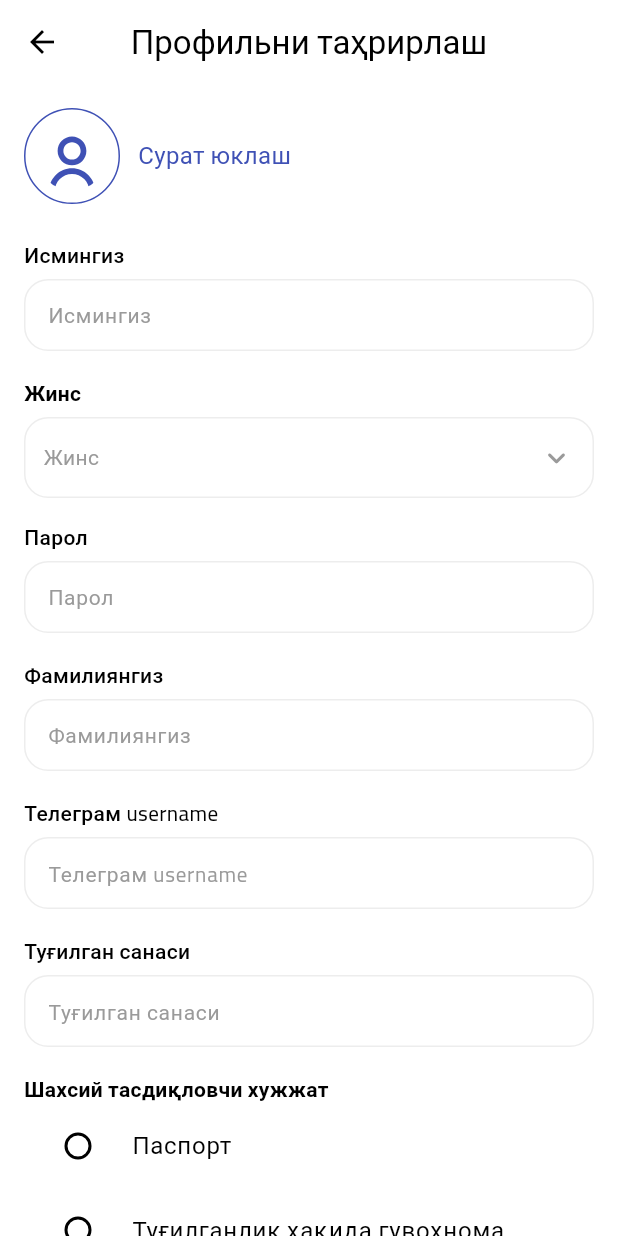
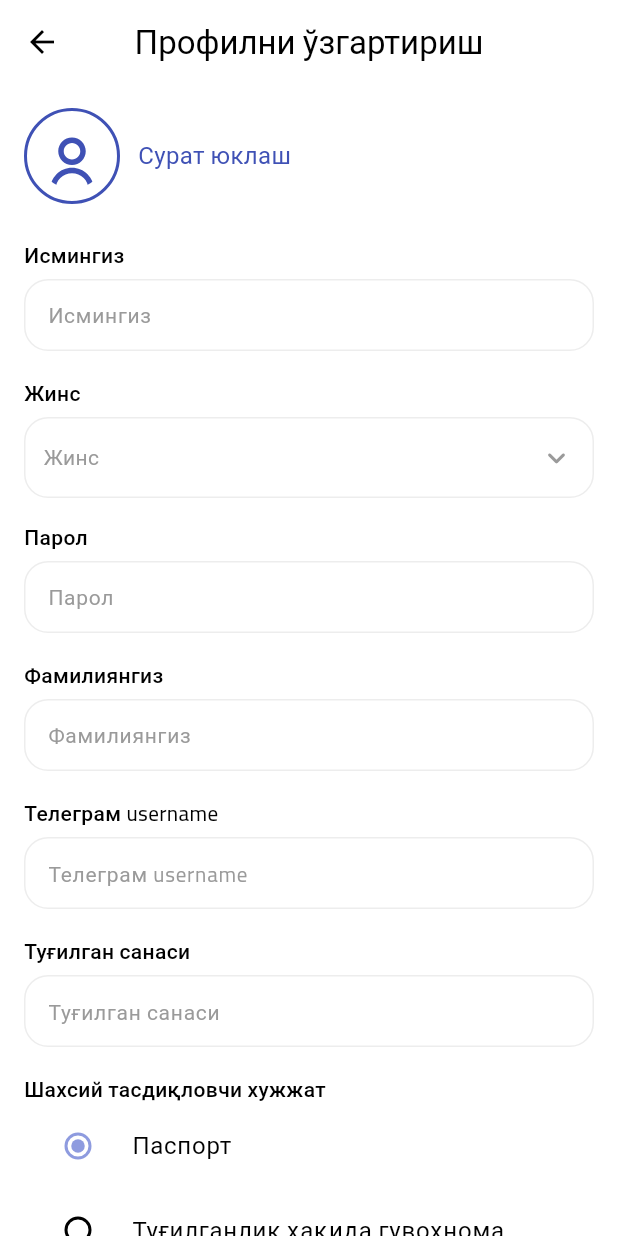
Before and after one commit to Shohjaxon-098/kutubxona_sifat, a Flutter app: the EditProfileScreen screen opened by its route, on a phone screen of 412 x 824 dp. Run offline on Flutter 3.47's test engine with Material 3 defaults, Android fonts, the phone set to English and light mode, and no system bars; our stand-ins replace bloc, cached_network_image, connectivity_plus, dartz, dio, equatable and 12 more; accounts and stored records are empty; project files that could hold a hidden picture were left out.

Commit message:
feat: Refactor profile editing functionality
- Changed platform from android to web in .metadata
- Updated dependency injection in di.dart to include edit profile related classes
- Modified UploadImageBloc to handle additional image type parameter
- Enhanced UploadImageEvent and UploadImageState to accommodate new type parameter
- Removed outdated update_profile_remote_datasource and related files
- Introduced new edit_profile_remote_datasource and edit_profile_model for profile updates
- Implemented ProfileRepositoryImpl to handle profile updates
- Created UpdateProfileUseCase for encapsulating update logic
- Developed ProfileBloc to manage profile update events and states
- Added EditProfileEvent and EditProfileState for event/state management in profile editing
- Refactored EditProfileScreen to utilize new state management and data models
- Updated ProfileImagePicker widget to accept image file and onTap callback
- Adjusted CustomDropdown widget style for consistency

```diff
--- a/lib/features/auth/presentation/logic/upload_image/upload_image_bloc.dart
+++ b/lib/features/auth/presentation/logic/upload_image/upload_image_bloc.dart
@@ -27,7 +27,7 @@ class UploadImageBloc extends Bloc<UploadImageEvent, UploadImageState> {
 
     result.fold(
       (failure) => emit(UploadImageFailure(_mapFailureToMessage(failure))),
-      (response) => emit(UploadImageSuccess(response.id, event.isFront)),
+      (response) => emit(UploadImageSuccess(response.id, event.isFront, event.type)),
     );
   }
 
--- a/lib/features/auth/presentation/logic/upload_image/upload_image_event.dart
+++ b/lib/features/auth/presentation/logic/upload_image/upload_image_event.dart
@@ -10,8 +10,9 @@ abstract class UploadImageEvent extends Equatable {
 class StartUploadImage extends UploadImageEvent {
   final File file;
   final bool isFront;
+  final String? type;
 
-  const StartUploadImage(this.file, {required this.isFront});
+  const StartUploadImage(this.file, {required this.isFront,this.type} );
 
   @override
   List<Object> get props => [file, isFront];
--- a/lib/features/auth/presentation/logic/upload_image/upload_image_state.dart
+++ b/lib/features/auth/presentation/logic/upload_image/upload_image_state.dart
@@ -14,8 +14,9 @@ class UploadImageLoading extends UploadImageState {}
 class UploadImageSuccess extends UploadImageState {
   final int id;
   final bool isFront;
+  final String? type;
 
-  const UploadImageSuccess(this.id, this.isFront);
+  const UploadImageSuccess(this.id, this.isFront,this.type);
 
   @override
   List<Object> get props => [id, isFront];
--- a/lib/features/profile/data/model/update_profile_model.dart
+++ b/lib/features/profile/data/model/edit_profile_model.dart
@@ -13,6 +13,9 @@ class UpdateProfileModel extends EditProfileEntity {
     int? documentFile2,
     int? photo,
     String? verificationType,
+    String? documentFile1Path,
+    String? documentFile2Path,
+    String? photoPath,
   }) : super(
          firstName: firstName,
          lastName: lastName,
@@ -25,6 +28,9 @@ class UpdateProfileModel extends EditProfileEntity {
          documentFile2: documentFile2,
          photo: photo,
          verificationType: verificationType,
+         documentFile1Path: documentFile1Path,
+         documentFile2Path: documentFile2Path,
+         photoPath: photoPath,
        );
 
   Map<String, dynamic> toJson() {
@@ -40,6 +46,9 @@ class UpdateProfileModel extends EditProfileEntity {
       'document_file2': documentFile2,
       'photo': photo,
       'verification_type': verificationType,
+      'document_file1_path': documentFile1Path,
+      'document_file2_path': documentFile2Path,
+      'photo_path': photoPath,
     };
   }
 }
--- a/lib/features/profile/data/repositories/user_profile_repository_impl.dart
+++ b/lib/features/profile/data/repositories/user_profile_repository_impl.dart
@@ -1,6 +1,6 @@
-import 'package:kutubxona/features/profile/data/datasources/update_profile_remote_datasource.dart';
+import 'package:kutubxona/features/profile/data/datasources/edit_profile_remote_datasource.dart';
 import 'package:kutubxona/features/profile/data/datasources/user_profile_remote_data_source.dart';
-import 'package:kutubxona/features/profile/data/model/update_profile_model.dart';
+import 'package:kutubxona/features/profile/data/model/edit_profile_model.dart';
 import 'package:kutubxona/features/profile/domain/entities/user_entity.dart';
 import 'package:kutubxona/features/profile/domain/repositories/edit_profile_repository.dart';
 import 'package:kutubxona/features/profile/domain/repositories/user_profile_repository.dart';
--- a/lib/features/profile/domain/repositories/edit_profile_repository.dart
+++ b/lib/features/profile/domain/repositories/edit_profile_repository.dart
@@ -1,5 +1,5 @@
 import 'package:kutubxona/features/profile/domain/entities/edit_profile_entity.dart';
 
 abstract class ProfileRepository {
-  Future<void> updateProfile(String libraryId, EditProfileEntity entity);
+  Future<void> updateProfile( EditProfileEntity entity);
 }
--- a/lib/features/profile/domain/usecases/update_profile_usecase.dart
+++ b/lib/features/profile/domain/usecases/edit_profile_usecase.dart
@@ -6,7 +6,7 @@ class UpdateProfileUseCase {
 
   UpdateProfileUseCase(this.repository);
 
-  Future<void> call(String libraryId, EditProfileEntity entity) {
-    return repository.updateProfile(libraryId, entity);
+  Future<void> call( EditProfileEntity entity) {
+    return repository.updateProfile( entity);
   }
 }
--- a/lib/features/profile/presentation/logic/bloc/profile_event.dart
+++ b/lib/features/profile/presentation/logic/bloc/edit_profile_event.dart
@@ -3,8 +3,7 @@ import 'package:kutubxona/features/profile/domain/entities/edit_profile_entity.d
 abstract class ProfileEvent {}
 
 class UpdateProfileEvent extends ProfileEvent {
-  final String libraryId;
   final EditProfileEntity entity;
 
-  UpdateProfileEvent(this.libraryId, this.entity);
+  UpdateProfileEvent( this.entity);
 }
--- a/lib/features/profile/presentation/screens/edit_profile/edit_profile_screen.dart
+++ b/lib/features/profile/presentation/screens/edit_profile/edit_profile_screen.dart
@@ -1,10 +1,16 @@
+import 'dart:io';
+
+import 'package:flutter/material.dart';
+import 'package:image_picker/image_picker.dart';
 import 'package:kutubxona/export.dart';
 import 'package:kutubxona/features/auth/presentation/screens/register_step2/widgets/birth_date_picker_field.dart';
 import 'package:kutubxona/features/auth/presentation/screens/register_step2/widgets/document_image_picker.dart';
 import 'package:kutubxona/features/auth/presentation/screens/register_step2/widgets/document_type_selector.dart';
 import 'package:kutubxona/features/auth/presentation/screens/register_step2/widgets/gender_dropdown.dart';
 import 'package:kutubxona/features/auth/presentation/screens/register_step2/widgets/text_input_widget.dart';
-import 'package:kutubxona/features/profile/presentation/screens/edit_profile/controller/edit_profile_controller.dart';
+import 'package:kutubxona/features/profile/data/model/edit_profile_model.dart';
+import 'package:kutubxona/features/profile/presentation/logic/bloc/edit_profile_bloc.dart';
+import 'package:kutubxona/features/profile/presentation/logic/bloc/edit_profile_event.dart';
 import 'package:kutubxona/features/profile/presentation/screens/edit_profile/widgets/profile_image_picker.dart';
 
 class EditProfileScreen extends StatefulWidget {
@@ -16,27 +22,119 @@ class EditProfileScreen extends StatefulWidget {
 
 class _EditProfileScreenState extends State<EditProfileScreen> {
   final _formKey = GlobalKey<FormState>();
-  late EditProfileController controller;
 
-  @override
-  void initState() {
-    super.initState();
-    controller = EditProfileController(context: context);
-  }
+  final nameController = TextEditingController();
+  final surnameController = TextEditingController();
+  final passwordController = TextEditingController();
+  final telegramController = TextEditingController();
+  final birthDateController = TextEditingController();
+  final passportInfoController = TextEditingController();
+
+  String? selectedGender;
+  String verificationType = 'passport';
+
+  File? photoFile;
+  File? docFront;
+  File? docBack;
+
+  int? photoId;
+  int? docFrontId;
+  int? docBackId;
+
+  String? apiErrorMessage;
 
   @override
   void dispose() {
-    controller.disposeController();
-    controller.dispose();
+    nameController.dispose();
+    surnameController.dispose();
+    passwordController.dispose();
+    telegramController.dispose();
+    birthDateController.dispose();
+    passportInfoController.dispose();
     super.dispose();
+  }
+
+  Future<File?> pickImage() async {
+    final picked = await ImagePicker().pickImage(source: ImageSource.gallery);
+    return picked != null ? File(picked.path) : null;
+  }
+
+  void pickPhoto() async {
+    final file = await pickImage();
+    if (file != null) {
+      setState(() {
+        photoFile = file;
+        photoId = 123; // TODO: Replace with actual upload logic
+      });
+    }
+  }
+
+  void pickDocument(bool isFront) async {
+    final file = await pickImage();
+    if (file != null) {
+      setState(() {
+        if (isFront) {
+          docFront = file;
+        } else {
+          docBack = file;
+        }
+      });
+    }
+  }
+
+  void pickBirthDate(BuildContext context) async {
+    final picked = await showDatePicker(
+      context: context,
+      initialDate: DateTime(2000),
+      firstDate: DateTime(1900),
+      lastDate: DateTime.now(),
+    );
+    if (picked != null) {
+      birthDateController.text = picked.toIso8601String().split('T').first;
+    }
+  }
+
+  void submitForm() {
+    if (!_formKey.currentState!.validate()) return;
+
+    if (photoFile == null) {
+      setState(() => apiErrorMessage = "Фото расмини юкланг");
+      return;
+    }
+    if (docFront == null || docBack == null) {
+      setState(
+        () => apiErrorMessage = "Ҳужжат расмини икки тарафини ҳам юкланг",
+      );
+      return;
+    }
+
+    final profile = UpdateProfileModel(
+      firstName: nameController.text,
+      lastName: surnameController.text,
+      password: passwordController.text,
+      telegramUsername: telegramController.text,
+      birthDate: birthDateController.text,
+      gender: selectedGender ?? 'unknown',
+      verificationType: verificationType,
+      documentNumber: passportInfoController.text,
+      documentFile1: docFrontId,
+      documentFile2: docBackId,
+      photo: photoId,
+      documentFile1Path: docFront?.path,
+      documentFile2Path: docBack?.path,
+      photoPath: photoFile?.path,
+    );
+
+    context.read<ProfileBloc>().add(UpdateProfileEvent(profile));
+
+    setState(() => apiErrorMessage = null);
   }
 
   @override
   Widget build(BuildContext context) {
     return Scaffold(
       appBar: AppBar(
-        backgroundColor: Theme.of(context).colorScheme.surface,
-        title: const Text("Профильни таҳрирлаш"),
+        title: const Text("Профилни ўзгартириш"),
         centerTitle: true,
       ),
       body: SafeArea(
@@ -44,76 +142,95 @@ class _EditProfileScreenState extends State<EditProfileScreen> {
           padding: const EdgeInsets.all(16),
           child: Form(
             key: _formKey,
-            child: AnimatedBuilder(
-              animation: controller,
-              builder: (context, _) {
-                return Column(
+            child: Column(
               crossAxisAlignment: CrossAxisAlignment.start,
               children: [
-                    ProfileImagePicker(
-                      // file: controller.photoFile,
-                      // onTap: () => controller.pickPhoto(),
-                    ),
+                ProfileImagePicker(imageFile: photoFile, onTap: pickPhoto),
                 const SizedBox(height: 24),
                 CustomTextField(
+                  keyboardType: TextInputType.name,
                   label: "Исмингиз",
-                      controller: controller.nameController,
-                      keyboardType: TextInputType.name,
-                      validator: validateRequired,
+                  controller: nameController,
+                  validator:
+                      (v) =>
+                          v == null || v.isEmpty
+                              ? "Майдон тўлдирилиши шарт"
+                              : null,
                 ),
                 const SizedBox(height: 16),
                 GenderDropdown(
-                      selectedGender: controller.selectedGender,
-                      onChanged: controller.setGender,
+                  selectedGender: selectedGender,
+                  onChanged: (g) => setState(() => selectedGender = g),
                 ),
                 const SizedBox(height: 16),
                 CustomTextField(
+                  keyboardType: TextInputType.visiblePassword,
                   label: "Парол",
-                      controller: controller.passwordController,
-                      keyboardType: TextInputType.text,
-                      validator: validatePassword,
+                  controller: passwordController,
+                  validator:
+                      (v) =>
+                          v != null && v.length >= 6
+                              ? null
+                              : "Парол камида 6 та белгидан иборат бўлиши керак",
                   obscure: true,
                 ),
                 const SizedBox(height: 16),
                 CustomTextField(
+                  keyboardType: TextInputType.name,
                   label: "Фамилиянгиз",
-                      controller: controller.surnameController,
-                      keyboardType: TextInputType.name,
-                      validator: validateRequired,
+                  controller: surnameController,
+                  validator:
+                      (v) =>
+                          v == null || v.isEmpty
+                              ? "Майдон тўлдирилиши шарт"
+                              : null,
                 ),
                 const SizedBox(height: 16),
                 CustomTextField(
+                  keyboardType: TextInputType.text,
                   label: "Телеграм username",
-                      controller: controller.telegramController,
-                      keyboardType: TextInputType.text,
-                      validator: validateRequired,
+                  controller: telegramController,
+                  validator:
+                      (v) =>
+                          v == null || v.isEmpty
+                              ? "Майдон тўлдирилиши шарт"
+                              : null,
                 ),
                 const SizedBox(height: 16),
                 BirthDatePickerField(
-                      controller: controller.birthDateController,
-                      onTap: controller.pickBirthDate,
-                      validator: validateRequired,
+                  controller: birthDateController,
+                  onTap: () => pickBirthDate(context),
+                  validator:
+                      (v) =>
+                          v == null || v.isEmpty
+                              ? "Майдон тўлдирилиши шарт"
+                              : null,
                 ),
                 const SizedBox(height: 16),
                 const Text(
                   "Шахсий тасдиқловчи хужжат",
-                      style: TextStyle(fontWeight: FontWeight.w600),
+                  style: TextStyle(fontWeight: FontWeight.w500),
                 ),
                 DocumentTypeRadio(
-                      groupValue: controller.verificationType,
-                      onChanged: controller.setVerificationType,
+                  groupValue: verificationType,
+                  onChanged:
+                      (type) =>
+                          setState(() => verificationType = type ?? 'passport'),
                 ),
                 const SizedBox(height: 16),
                 CustomTextField(
+                  keyboardType: TextInputType.text,
                   label:
-                          controller.verificationType == 'passport'
+                      verificationType == 'passport'
                           ? "Паспорт маълумотлари *"
                           : "Гувоҳнома ID рақами *",
-                      controller: controller.passportInfoController,
-                      keyboardType: TextInputType.text,
-                      validator: validateRequired,
+                  controller: passportInfoController,
+                  validator:
+                      (v) =>
+                          v == null || v.isEmpty
+                              ? "Майдон тўлдирилиши шарт"
+                              : null,
                 ),
-                    if (controller.verificationType == 'passport') ...[
                 const SizedBox(height: 16),
                 const Text(
                   "Ҳужжат расмини юкланг",
@@ -123,30 +240,25 @@ class _EditProfileScreenState extends State<EditProfileScreen> {
                 Row(
                   children: [
                     ImagePickerBox(
-                            file:
-                                controller
-                                    .photoFile, // oldindan fayl bo‘lsa ko‘rsatadi
-                            onTap: () => controller.pickImage(true),
+                      file: docFront,
+                      onTap: () => pickDocument(true),
                     ),
                     const SizedBox(width: 12),
                     ImagePickerBox(
-                            file: controller.photoFile,
-                            onTap: () => controller.pickImage(false),
+                      file: docBack,
+                      onTap: () => pickDocument(false),
                     ),
                   ],
                 ),
-                    ],
                 const SizedBox(height: 24),
-                    if (controller.apiErrorMessage != null)
+                if (apiErrorMessage != null)
                   Text(
-                        controller.apiErrorMessage!,
+                    apiErrorMessage!,
                     style: const TextStyle(color: Colors.red),
                   ),
                 const SizedBox(height: 12),
-                    PrimaryButton(text: "Сақлаш", onPressed: () {}),
+                PrimaryButton(text: "Сақлаш", onPressed: submitForm),
               ],
-                );
-              },
             ),
           ),
         ),
--- a/lib/features/profile/presentation/screens/edit_profile/widgets/profile_image_picker.dart
+++ b/lib/features/profile/presentation/screens/edit_profile/widgets/profile_image_picker.dart
@@ -1,65 +1,28 @@
 import 'dart:io';
 import 'package:flutter/material.dart';
 import 'package:flutter_svg/svg.dart';
-import 'package:image_picker/image_picker.dart';
 import 'package:kutubxona/config/config_exports.dart';
 
 class ProfileImagePicker extends StatefulWidget {
-  const ProfileImagePicker({super.key});
+  final void Function()? onTap;
+  final File? imageFile;
+  const ProfileImagePicker({
+    super.key,
+    required this.onTap,
+    required this.imageFile,
+  });
 
   @override
   State<ProfileImagePicker> createState() => _ProfileImagePickerState();
 }
 
 class _ProfileImagePickerState extends State<ProfileImagePicker> {
-  File? _imageFile;
-
-  Future<void> _showPickOptions(BuildContext context) async {
-    showModalBottomSheet(
-      context: context,
-      builder:
-          (_) => SafeArea(
-            child: Wrap(
-              children: [
-                ListTile(
-                  leading: const Icon(Icons.camera_alt),
-                  title: const Text("Kameradan olish"),
-                  onTap: () {
-                    Navigator.pop(context);
-                    _pickImage(ImageSource.camera);
-                  },
-                ),
-                ListTile(
-                  leading: const Icon(Icons.photo),
-                  title: const Text("Galereyadan tanlash"),
-                  onTap: () {
-                    Navigator.pop(context);
-                    _pickImage(ImageSource.gallery);
-                  },
-                ),
-              ],
-            ),
-          ),
-    );
-  }
-
-  Future<void> _pickImage(ImageSource source) async {
-    final picker = ImagePicker();
-    final picked = await picker.pickImage(source: source, imageQuality: 85);
-
-    if (picked != null) {
-      setState(() {
-        _imageFile = File(picked.path);
-      });
-    }
-  }
-
   @override
   Widget build(BuildContext context) {
     final color = AppColors().primaryColor;
 
     return InkWell(
-      onTap: () => _showPickOptions(context),
+      onTap: widget.onTap,
       borderRadius: BorderRadius.circular(50),
       child: Row(
         children: [
@@ -68,19 +31,24 @@ class _ProfileImagePickerState extends State<ProfileImagePicker> {
             height: 64,
             decoration: BoxDecoration(
               shape: BoxShape.circle,
-              border: Border.all(color: color),
+              border: Border.all(color: color, width: 2),
             ),
             child: ClipOval(
               child:
-                  _imageFile != null
-                      ? Image.file(_imageFile!, fit: BoxFit.cover)
-                      : Padding(
+                  widget.imageFile == null
+                      ? Padding(
                         padding: const EdgeInsets.all(8.0),
                         child: SvgPicture.asset(
                           'assets/icons/person.svg',
                           fit: BoxFit.cover,
                           color: color,
                         ),
+                      )
+                      : Image.file(
+                        widget.imageFile!,
+                        fit: BoxFit.cover,
+                        width: 64,
+                        height: 64,
                       ),
             ),
           ),
--- a/lib/features/widgets/custom_selecter.dart
+++ b/lib/features/widgets/custom_selecter.dart
@@ -109,7 +109,7 @@ class _CustomDropdownState extends State<CustomDropdown> {
         children: [
           Text(
             widget.label ?? '',
-            style: TextStyle(fontWeight: FontWeight.w600),
+            style: TextStyle(fontWeight: FontWeight.w500),
           ),
           SizedBox(height: 6),
           GestureDetector(
--- a/lib/main.dart
+++ b/lib/main.dart
@@ -14,6 +14,7 @@ import 'package:kutubxona/features/home/domain/usecase/clear_filters_usecases.da
 import 'package:kutubxona/features/home/presentation/logic/filter/filter_bloc.dart';
 
 import 'package:kutubxona/core/services/di.dart' as di;
+import 'package:kutubxona/features/profile/presentation/logic/bloc/edit_profile_bloc.dart';
 import 'package:kutubxona/features/profile/presentation/logic/user_profile/user_profile_bloc.dart';
 
 void main() async {
@@ -68,7 +69,7 @@ class KutubxonaApp extends StatelessWidget {
         BlocProvider(create: (context) => sl<ContributionBloc>()),
         BlocProvider(create: (context) => sl<ReserveBookCubit>()),
         BlocProvider(create: (context) => sl<DeficientBooksCubit>()),
-
+        BlocProvider(create: (_) => sl<ProfileBloc>()),
         BlocProvider(
           create: (_) => di.sl<LibraryBloc>()..add(FetchLibrariesEvent()),
         ),
```
Also changed, not shown: lib/core/services/di.dart (+19 -0 lines), lib/features/profile/data/datasources/edit_profile_remote_datasource.dart (added, +52 -0 lines), lib/features/profile/data/datasources/update_profile_remote_datasource.dart (deleted, +0 -21 lines), lib/features/profile/data/repositories/edit_profile_repository_impl.dart (renamed from lib/features/profile/data/repositories/profile_repository_impl.dart, +5 -4 lines), lib/features/profile/presentation/logic/bloc/edit_profile_bloc.dart (renamed from lib/features/profile/presentation/logic/bloc/profile_bloc.dart, +4 -4 lines), lib/features/profile/presentation/screens/edit_profile/controller/edit_profile_controller.dart (deleted, +0 -154 lines), lib/features/profile/presentation/logic/bloc/edit_profile_state.dart (renamed from lib/features/profile/presentation/logic/bloc/profile_state.dart), 1 other file. Lines whose indentation alone changed are shown as unchanged.
